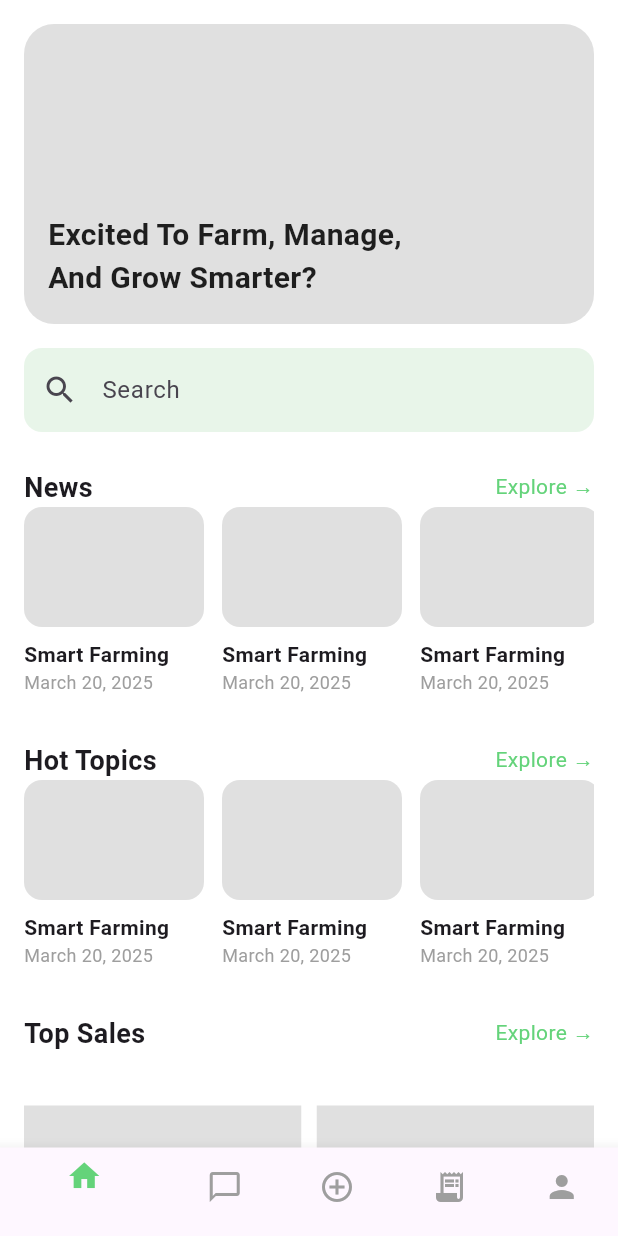
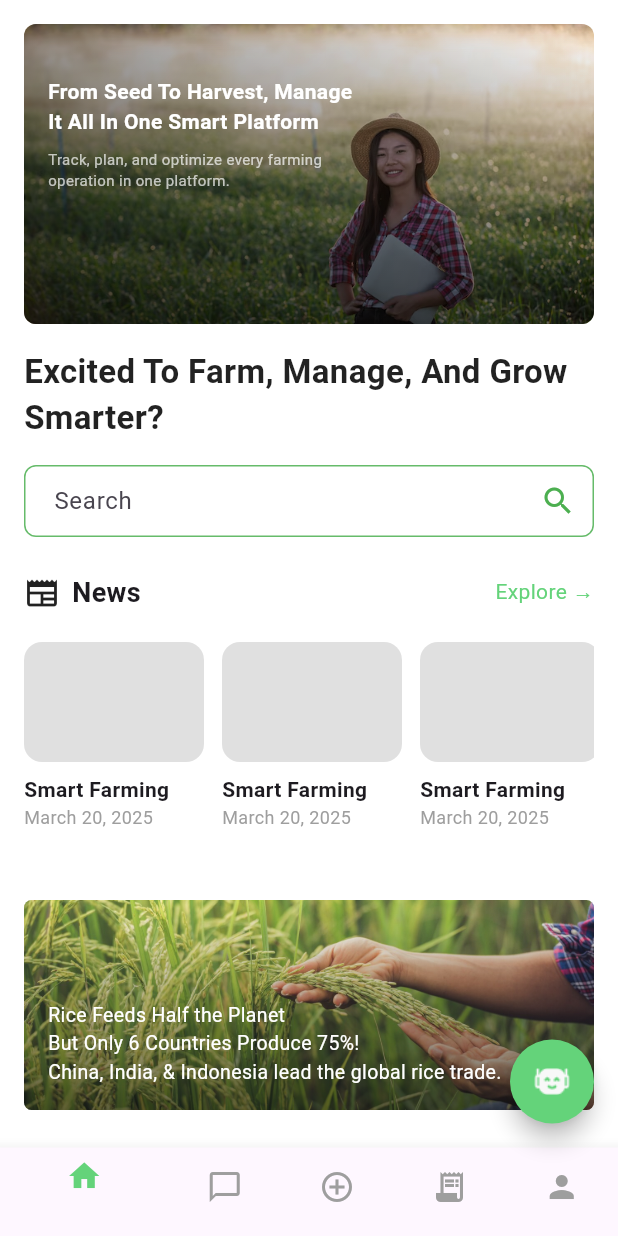
Before and after one commit to reduktordev/regreenai, a Flutter app: the HomePage screen opened directly, on a phone screen of 412 x 824 dp. Run offline on Flutter 3.47's test engine with Material 3 defaults, Android fonts, the light colour scheme and no system bars; our stand-ins replace shared_preferences; accounts and stored records are empty.

Commit message:
Update Homepage dan fitur chat

```diff
--- a/lib/homepage.dart
+++ b/lib/homepage.dart
@@ -1,7 +1,33 @@
 import 'package:flutter/material.dart';
+import 'package:regreenai/chatpage.dart';
 
-class HomePage extends StatelessWidget {
+class HomePage extends StatefulWidget {
   const HomePage({super.key});
+
+  @override
+  State<HomePage> createState() => _HomePageState();
+}
+
+class _HomePageState extends State<HomePage> with SingleTickerProviderStateMixin {
+  late AnimationController _controller;
+  late Animation<double> _fadeAnimation;
+
+  @override
+  void initState() {
+    super.initState();
+    _controller = AnimationController(
+      duration: const Duration(milliseconds: 800),
+      vsync: this,
+    );
+    _fadeAnimation = CurvedAnimation(parent: _controller, curve: Curves.easeIn);
+    _controller.forward();
+  }
+
+  @override
+  void dispose() {
+    _controller.dispose();
+    super.dispose();
+  }
 
   final Color greenColor = const Color(0xFF64D37A);
 
@@ -21,6 +47,24 @@ class HomePage extends StatelessWidget {
           BottomNavigationBarItem(icon: Icon(Icons.person), label: ''),
         ],
       ),
+      floatingActionButton: FloatingActionButton(
+        onPressed: () {
+          Navigator.push(
+            context,
+            MaterialPageRoute(builder: (context) => const ChatPage()),
+          );
+        },
+        backgroundColor: greenColor,
+        foregroundColor: Colors.white,
+        shape: const CircleBorder(),
+        child: Image.asset(
+          'assets/logo/chatlogo.png',
+          width: 24,
+          height: 24,
+        ),
+      ),
+
+      floatingActionButtonLocation: FloatingActionButtonLocation.endFloat,
       body: SafeArea(
         child: SingleChildScrollView(
           padding: const EdgeInsets.all(16),
@@ -29,21 +73,88 @@ class HomePage extends StatelessWidget {
             children: [
               // Banner
               ClipRRect(
-                borderRadius: BorderRadius.circular(20),
-                child: Container(
+                borderRadius: BorderRadius.circular(8),
+                child: Stack(
+                  children: [
+                    Image.asset(
+                      'assets/banner.png',
                       height: 200,
                       width: double.infinity,
-                  color: Colors.grey[300],
-                  alignment: Alignment.bottomLeft,
-                  padding: const EdgeInsets.all(16),
-                  child: const Text(
-                    'Excited To Farm, Manage,\nAnd Grow Smarter?',
-                    style: TextStyle(
-                      fontSize: 20,
-                      color: Colors.black87,
-                      fontWeight: FontWeight.bold,
+                      fit: BoxFit.cover,
+                    ),
+
+                    Container(
+                      height: 200,
+                      width: double.infinity,
+                      decoration: BoxDecoration(
+                        gradient: LinearGradient(
+                          colors: [
+                            Colors.black.withOpacity(0.6),
+                            Colors.transparent,
+                          ],
+                          begin: Alignment.bottomCenter,
+                          end: Alignment.topCenter,
                         ),
                       ),
+                    ),
+
+                    Container(
+                      height: 200,
+                      width: double.infinity,
+                      decoration: BoxDecoration(
+                        gradient: LinearGradient(
+                          colors: [
+                            Colors.black.withOpacity(0.4),
+                            Colors.transparent,
+                          ],
+                          begin: Alignment.centerLeft,
+                          end: Alignment.centerRight,
+                        ),
+                      ),
+                    ),
+
+                    Positioned(
+                      left: 16,
+                      top: 35,
+                      right: 100,
+                      child: FadeTransition(
+                        opacity: _fadeAnimation,
+                        child: Column(
+                          crossAxisAlignment: CrossAxisAlignment.start,
+                          children: const [
+                            Text(
+                              'From Seed To Harvest, Manage\nIt All In One Smart Platform',
+                              style: TextStyle(
+                                fontSize: 14,
+                                color: Colors.white,
+                                fontWeight: FontWeight.bold,
+                                height: 1.4,
+                              ),
+                            ),
+                            SizedBox(height: 8),
+                            Text(
+                              'Track, plan, and optimize every farming\noperation in one platform.',
+                              style: TextStyle(
+                                fontSize: 10,
+                                color: Colors.white70,
+                              ),
+                            ),
+                          ],
+                        ),
+                      ),
+                    ),
+                  ],
+                ),
+              ),
+              const SizedBox(height: 16),
+
+              // Teks Judul
+              const Text(
+                'Excited To Farm, Manage, And Grow Smarter?',
+                style: TextStyle(
+                  fontSize: 22,
+                  fontWeight: FontWeight.bold,
+                  color: Colors.black87,
                 ),
               ),
               const SizedBox(height: 16),
@@ -52,32 +163,75 @@ class HomePage extends StatelessWidget {
               TextField(
                 decoration: InputDecoration(
                   hintText: 'Search',
-                  prefixIcon: const Icon(Icons.search),
                   filled: true,
-                  fillColor: Colors.green.shade50,
-                  border: OutlineInputBorder(
+                  fillColor: Colors.white,
+                  contentPadding: const EdgeInsets.symmetric(vertical: 0, horizontal: 16),
+                  enabledBorder: OutlineInputBorder(
+                    borderRadius: BorderRadius.circular(8),
+                    borderSide: BorderSide(color: Colors.green.shade400),
+                  ),
+                  focusedBorder: OutlineInputBorder(
                     borderRadius: BorderRadius.circular(12),
-                    borderSide: BorderSide.none,
+                    borderSide: BorderSide(color: Colors.green.shade700, width: 2),
+                  ),
+                  suffixIcon: const Icon(Icons.search, color: Colors.green,),
+                ),
+              ),
+              const SizedBox(height: 24),
+
+              // News
+              _sectionHeader(const Icon(Icons.newspaper), 'News'),
+              const SizedBox(height: 20),
+              _horizontalImageList(),
+              const SizedBox(height: 16),
+
+              // Separator Image
+              Padding(
+                padding: const EdgeInsets.symmetric(vertical: 16),
+                child: ClipRRect(
+                  borderRadius: BorderRadius.circular(5),
+                  child: Stack(
+                    children: [
+                      Image.asset(
+                        'assets/separator.png',
+                        width: double.infinity,
+                        height: 140,
+                        fit: BoxFit.cover,
+                      ),
+                      Container(
+                        height: 140,
+                        decoration: BoxDecoration(
+                          gradient: LinearGradient(
+                            begin: Alignment.bottomCenter,
+                            end: Alignment.topCenter,
+                            colors: [Colors.black54, Colors.transparent],
                           ),
                         ),
                       ),
-
-              const SizedBox(height: 24),
-
-              // News
-              _sectionHeader('News'),
-              _horizontalImageList(),
-
+                      const Positioned(
+                        bottom: 16,
+                        left: 16,
+                        right: 16,
+                        child: Text(
+                          'Rice Feeds Half the Planet\nBut Only 6 Countries Produce 75%!\nChina, India, & Indonesia lead the global rice trade.',
+                          style: TextStyle(color: Colors.white, fontSize: 13),
+                        ),
+                      ),
+                    ],
+                  ),
+                ),
+              ),
             const SizedBox(height: 16),
 
               // Hot Topics
-              _sectionHeader('Hot Topics'),
+              _sectionHeader(const Icon(Icons.local_fire_department), 'Hot Topics'),
+              const SizedBox(height: 20),
               _horizontalImageList(),
-
               const SizedBox(height: 16),
 
               // Top Sales
-              _sectionHeader('Top Sales'),
+              _sectionHeader(const Icon(Icons.auto_graph),'Top Sales'),
+              const SizedBox(height: 12),
               _topSalesGrid(),
             ],
           ),
@@ -86,18 +240,25 @@ class HomePage extends StatelessWidget {
     );
   }
 
-  Widget _sectionHeader(String title) {
+  Widget _sectionHeader(Icon icon, String title ) {
     return Row(
       mainAxisAlignment: MainAxisAlignment.spaceBetween,
       children: [
+        Row(
+          children: [
+            icon,
+            const SizedBox(width: 8),
             Text(
               title,
               style: const TextStyle(fontSize: 18, fontWeight: FontWeight.bold),
+            ),
+          ],
         ),
         Text('Explore →', style: TextStyle(color: greenColor)),
       ],
     );
   }
+
 
   Widget _horizontalImageList() {
     return SizedBox(
--- a/pubspec.yaml
+++ b/pubspec.yaml
@@ -57,9 +57,12 @@ flutter:
     - assets/Onboard1.png
     - assets/Onboard2.png
     - assets/Onboard3.jpg
+    - assets/banner.png
+    - assets/separator.png
     - assets/logo/apple.png
     - assets/logo/google.png
     - assets/logo/facebook.png
+    - assets/logo/chatlogo.png
 
   # The following line ensures that the Material Icons font is
   # included with your application, so that you can use the icons in
```
Also changed, not shown: lib/chatpage.dart (added, +210 -0 lines), lib/main.dart (+6 -5 lines), assets/banner.png (added), assets/logo/chatlogo.png (added), assets/separator.png (added). Lines whose indentation alone changed are shown as unchanged.
